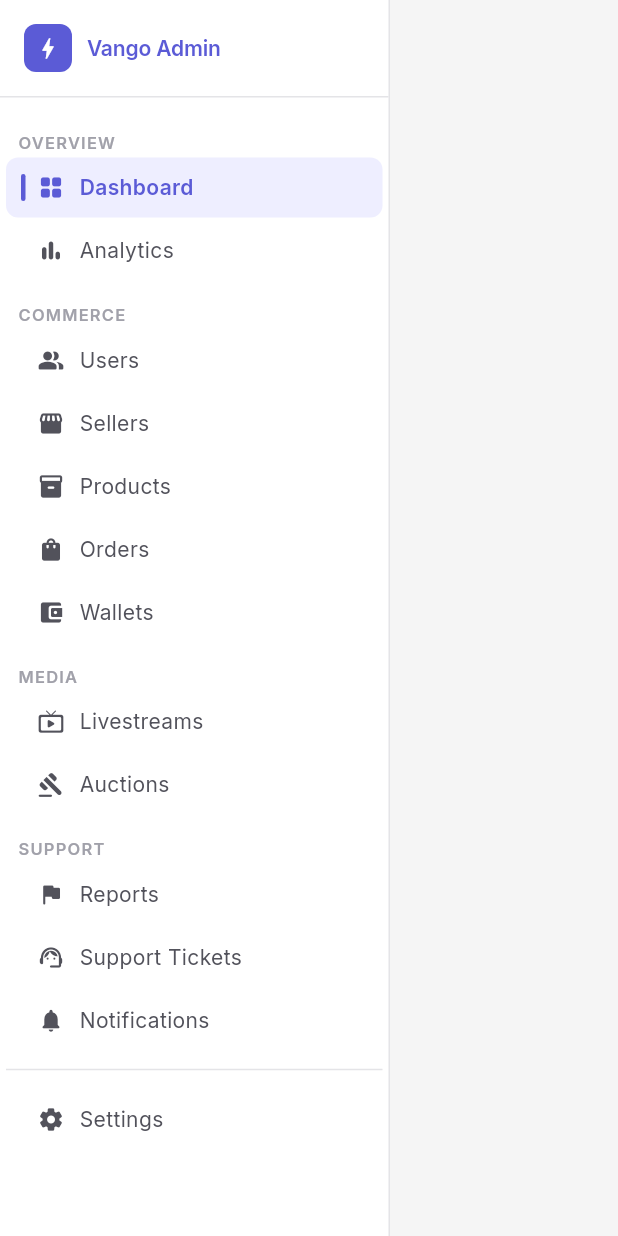
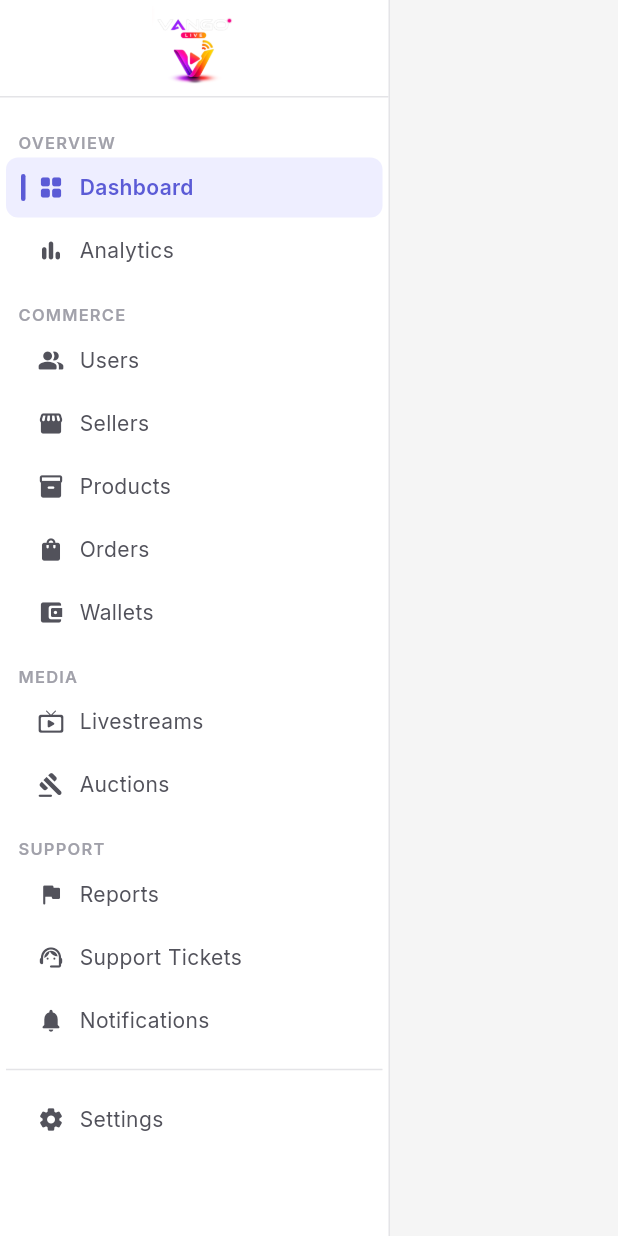
Before and after one commit to faioperation/Ecommerce-Admin-Panel-Bizsolutio, a Flutter app: the AdminSidebar widget shown alone on an empty page, opened directly, on a phone screen of 412 x 824 dp. Run offline on Flutter 3.47's test engine with Material 3 defaults, Android fonts, the phone set to English and light mode, and no system bars; our stand-ins replace get, get_storage, go_router, google_fonts, syncfusion_flutter_charts, syncfusion_flutter_datagrid; missing offline and left inert: http_interceptor, syncfusion_flutter_datagrid_export, syncfusion_flutter_pdf, syncfusion_flutter_xlsio, universal_html; accounts and stored records are empty; statements that could not run were skipped; project files that could hold a hidden picture were left out.

Commit message:
logo added

```diff
--- a/lib/core/layout/admin_sidebar.dart
+++ b/lib/core/layout/admin_sidebar.dart
@@ -40,36 +40,23 @@ class AdminSidebar extends StatelessWidget {
                 child: isCollapsed
                     ? Center(
                         key: const ValueKey('icon'),
-                        child: Container(
-                          width: 36,
-                          height: 36,
-                          decoration: BoxDecoration(
-                            color: AppColors.primary,
-                            borderRadius: BorderRadius.circular(8),
-                          ),
-                          child: const Icon(Icons.bolt, color: Colors.white, size: 20),
+                        child: Image.asset(
+                          'assets/images/client_logo.png',
+                          width: 46,
+                          height: 46,
+                          fit: BoxFit.contain,
                         ),
                       )
                     : Padding(
                         key: const ValueKey('full'),
                         padding: const EdgeInsets.symmetric(horizontal: AppSpacing.md),
-                        child: Row(
-                          children: [
-                            Container(
-                              width: 32,
-                              height: 32,
-                              decoration: BoxDecoration(
-                                color: AppColors.primary,
-                                borderRadius: BorderRadius.circular(8),
-                              ),
-                              child: const Icon(Icons.bolt, color: Colors.white, size: 18),
-                            ),
-                            const SizedBox(width: 10),
-                            Text(
-                              'Vango Admin',
-                              style: AppTextStyles.h5.copyWith(color: AppColors.primary),
-                            ),
-                          ],
+                        child: Center(
+                          child: Image.asset(
+                            'assets/images/client_logo.png',
+                            width: 180,
+                            height: 56,
+                            fit: BoxFit.contain,
+                          ),
                         ),
                       ),
               ),
--- a/pubspec.yaml
+++ b/pubspec.yaml
@@ -71,8 +71,8 @@ flutter:
   uses-material-design: true
 
   # To add assets to your application, add an assets section, like this:
-  # assets:
-  #   - images/a_dot_burr.jpeg
+  assets:
+    - assets/images/
   #   - images/a_dot_ham.jpeg
 
   # An image asset can refer to one or more resolution-specific "variants", see
```
Also changed, not shown: assets/images/client_logo.png (added).
